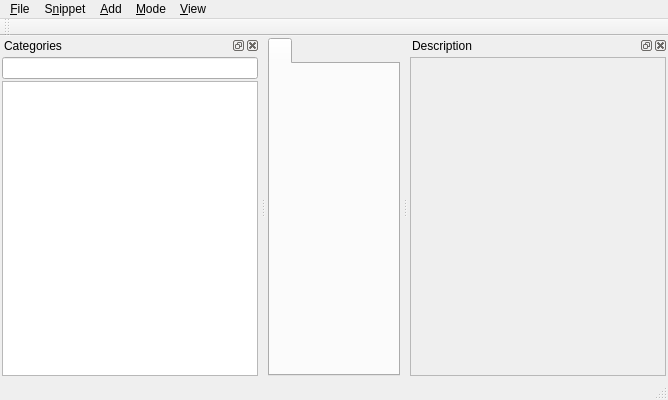
Above: mainwindow.ui from pa-0/Q-Snippet-Manager before the change. Below: the same form after it.
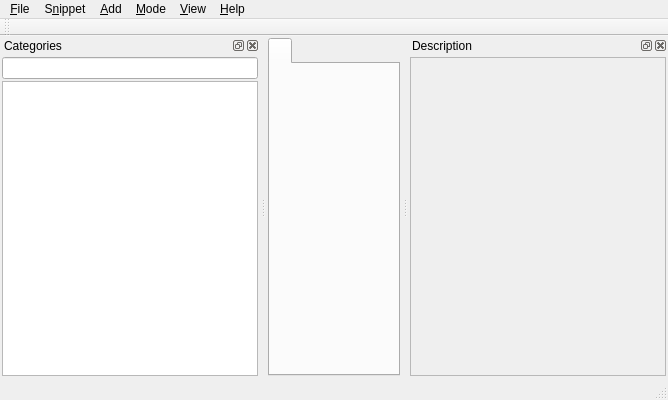
That is the form after the change. Custom widgets are drawn as their Qt base class.

Commit message: added status tips and about dialogs

What changed in the file:
```diff
--- a/mainwindow.ui
+++ b/mainwindow.ui
@@ -101,11 +101,19 @@
     <addaction name="actionHide_categories"/>
     <addaction name="actionHide_description"/>
    </widget>
+   <widget class="QMenu" name="menu_Help">
+    <property name="title">
+     <string>&amp;Help</string>
+    </property>
+    <addaction name="action_About"/>
+    <addaction name="actionAbout_Qt"/>
+   </widget>
    <addaction name="menu_File"/>
    <addaction name="menu_Snippet"/>
    <addaction name="menu_Add"/>
    <addaction name="menu_Mode"/>
    <addaction name="menu_View"/>
+   <addaction name="menu_Help"/>
   </widget>
   <widget class="QToolBar" name="mainToolBar">
    <attribute name="toolBarArea">
```
Left out of the diff: 79 changed lines with no effect on the pictures. The commit also changes 2 other files.
